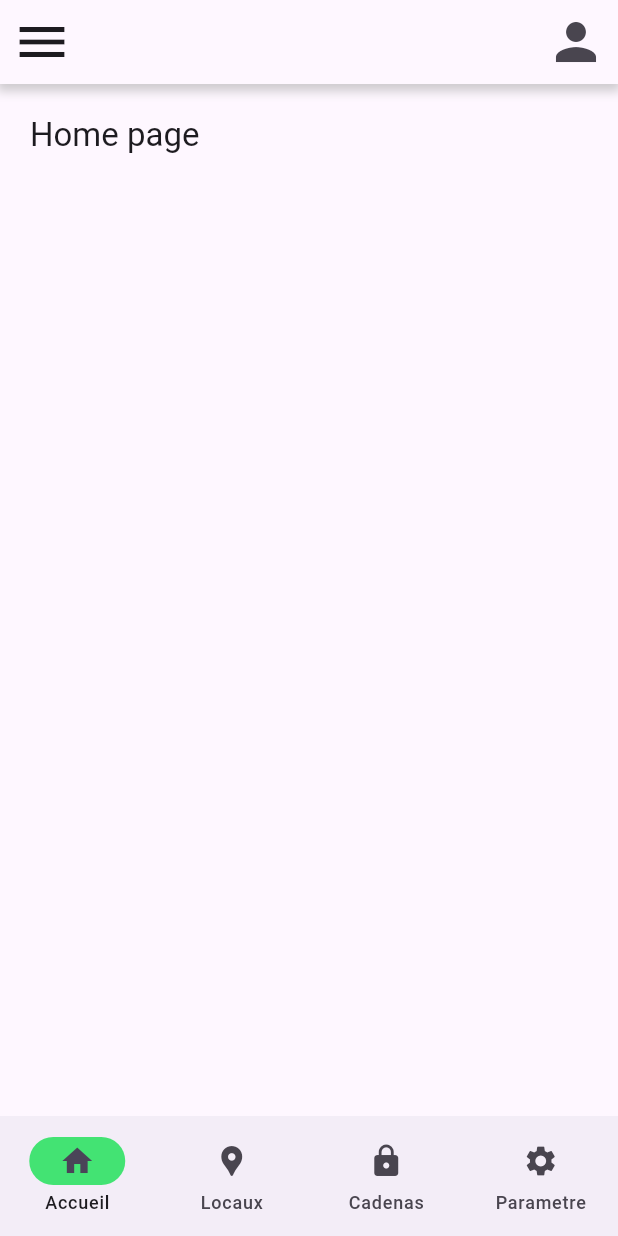
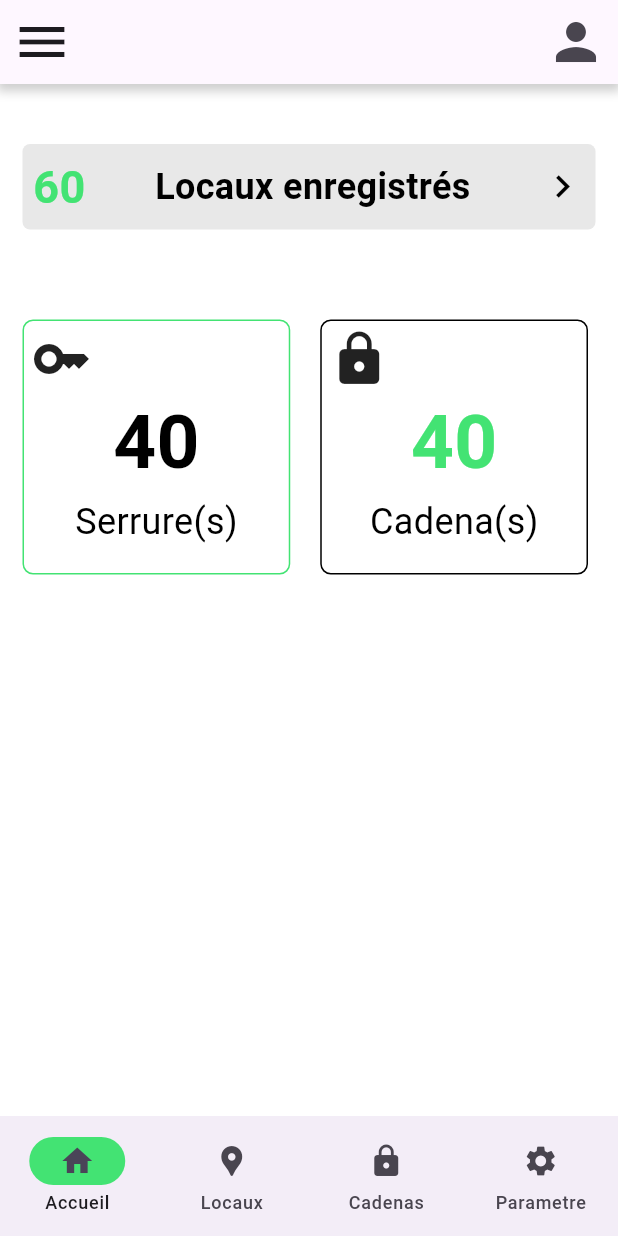
Before and after one commit to Metili/unlocky, a Flutter app: the screen it shows after launch, on a phone screen of 412 x 824 dp. Run offline on Flutter 3.47's test engine with Material 3 defaults, Android fonts, the phone set to English and light mode, and no system bars.

Commit message:
commit after add home page

```diff
--- a/lib/constains/colors.dart
+++ b/lib/constains/colors.dart
@@ -1,6 +1,6 @@
 import 'package:flutter/material.dart';
 const Color primary = Color(0xFF43E373);
 const Color secondary = Color(0xFF000000);
-const Color grey = Color(0xFFF8F4F4);
+const Color grey = Color(0xFFE8E8E8);
 const Color white = Color(0xFFFFFFFF);
 const Color borderColor = Color(0xFF808080);
--- a/lib/constains/sizes.dart
+++ b/lib/constains/sizes.dart
@@ -1,7 +1,9 @@
 const double normal = 12;
+const double h2 = 24;
 const double pageTitle = 32;
 const double textButtonSize = 18;
 const double buttonMenuSize = 30;
-const double homeIconCardSize = 60;
+const double iconSize = 30;
+const double homeIconCardSize = 40;
 const double homeTextCardSize = 64;
 const double iconHomeSize = 40;
--- a/lib/main.dart
+++ b/lib/main.dart
@@ -56,6 +56,7 @@
   Widget build(BuildContext context) {
     final ThemeData theme = Theme.of(context);
     return Scaffold(
+      backgroundColor: Colors.white,
       body: <Widget>[
         /// Home page
         Home(theme: theme),
--- a/lib/screens/Home.dart
+++ b/lib/screens/Home.dart
@@ -48,11 +48,147 @@ class Home extends StatelessWidget {
             ],
           ),
         ),
+        GestureDetector(
+          onTap: () => {
+            // ignore: avoid_print
+            print('Container tapped!')
+          },
+          child: Container(
+            margin: const EdgeInsets.fromLTRB(15.0, 40.0, 15.0, 20.0),
+            padding: const EdgeInsets.all(7),
+            decoration: BoxDecoration(
+                borderRadius: BorderRadius.circular(5), color: grey),
+            child: const Row(
+                mainAxisAlignment: MainAxisAlignment.spaceBetween,
+                crossAxisAlignment: CrossAxisAlignment.center,
+                children: [
+                  Text(
+                    "60",
+                    style: TextStyle(
+                        color: primary,
+                        fontSize: 30,
+                        fontWeight: FontWeight.bold),
+                  ),
+                  Text(
+                    "Locaux enregistrés",
+                    style: TextStyle(
+                        color: secondary,
+                        fontSize: h2,
+                        fontWeight: FontWeight.bold),
+                  ),
+                  Icon(
+                    Icons.chevron_right,
+                    color: secondary,
+                    size: iconSize,
+                  )
+                ]),
+          ),
+        ),
         Container(
-          padding: const EdgeInsets.all(20.0),
-          child: Text(
-            'Home page',
-            style: theme.textTheme.titleLarge,
+          margin: const EdgeInsets.fromLTRB(15.0, 40.0, 0.0, 0.0),
+          child: Flex(
+            direction: Axis.horizontal,
+            mainAxisAlignment: MainAxisAlignment.spaceBetween,
+            children: [
+              Flexible(
+                flex: 1,
+                child: GestureDetector(
+                  onTap: () => {
+                    // ignore: avoid_print
+                    print('Container serrure tapped!')
+                  },
+                  child: Container(
+                    padding: const EdgeInsets.fromLTRB(0, 5.0, 0, 0),
+                    decoration: BoxDecoration(
+                        borderRadius: BorderRadius.circular(7),
+                        color: white,
+                        border: Border.all(width: 1, color: primary)),
+                    height: 170,
+                    child: const Column(
+                      children: [
+                        Row(
+                          children: [
+                            SizedBox(
+                              width: 5,
+                            ),
+                            Icon(
+                              Icons.key,
+                              size: homeIconCardSize,
+                            )
+                          ],
+                        ),
+                        Text(
+                          "40",
+                          style: TextStyle(
+                              fontSize: 50,
+                              color: secondary,
+                              fontWeight: FontWeight.bold),
+                          overflow: TextOverflow
+                              .ellipsis, // Tronquer avec des points de suspension
+                          maxLines: 1,
+                        ),
+                        Text(
+                          "Serrure(s)",
+                          style: TextStyle(fontSize: h2, color: secondary),
+                        )
+                      ],
+                    ),
+                  ),
+                ),
+              ),
+              const SizedBox(
+                width: 20.0,
+              ),
+              Flexible(
+                flex: 1,
+                child: GestureDetector(
+                  onTap: () => {
+                    // ignore: avoid_print
+                    print('Container lock tapped!')
+                  },
+                  child: Container(
+                    padding: const EdgeInsets.fromLTRB(0, 5.0, 0, 0),
+                    decoration: BoxDecoration(
+                        borderRadius: BorderRadius.circular(7),
+                        color: white,
+                        border: Border.all(width: 1, color: secondary)),
+                    height: 170,
+                    child: const Column(
+                      children: [
+                        Row(
+                          children: [
+                            SizedBox(
+                              width: 5,
+                            ),
+                            Icon(
+                              Icons.lock,
+                              size: homeIconCardSize,
+                            )
+                          ],
+                        ),
+                        Text(
+                          "40",
+                          style: TextStyle(
+                              fontSize: 50,
+                              color: primary,
+                              fontWeight: FontWeight.bold),
+                          overflow: TextOverflow
+                              .ellipsis, // Tronquer avec des points de suspension
+                          maxLines: 1,
+                        ),
+                        Text(
+                          "Cadena(s)",
+                          style: TextStyle(fontSize: h2, color: secondary),
+                        )
+                      ],
+                    ),
+                  ),
+                ),
+              ),
+              const SizedBox(
+                width: 20.0,
+              ),
+            ],
           ),
         ),
       ],
```
